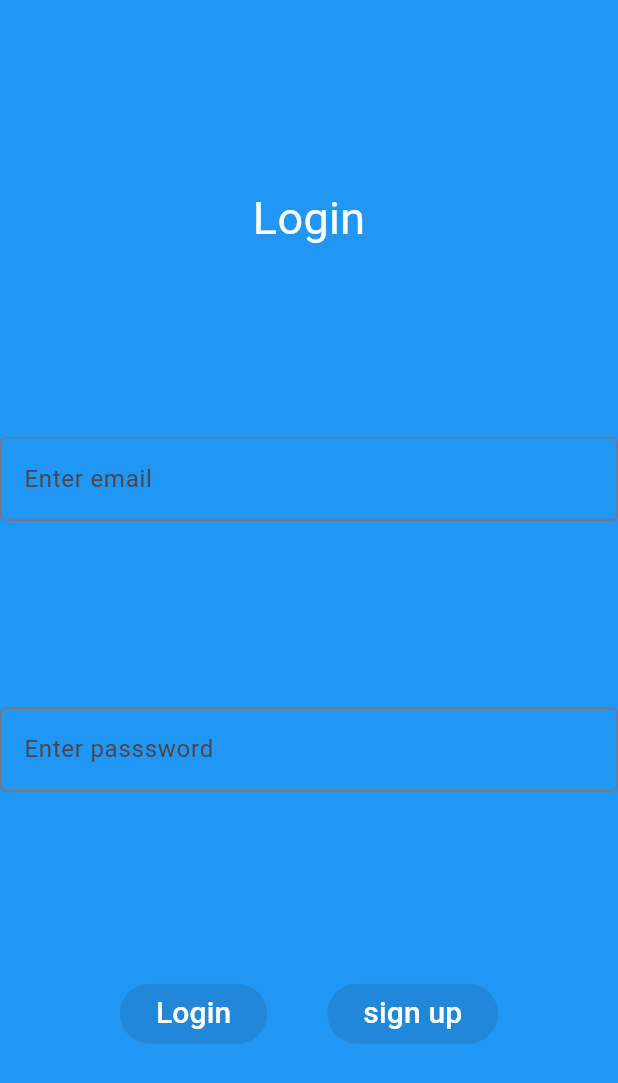
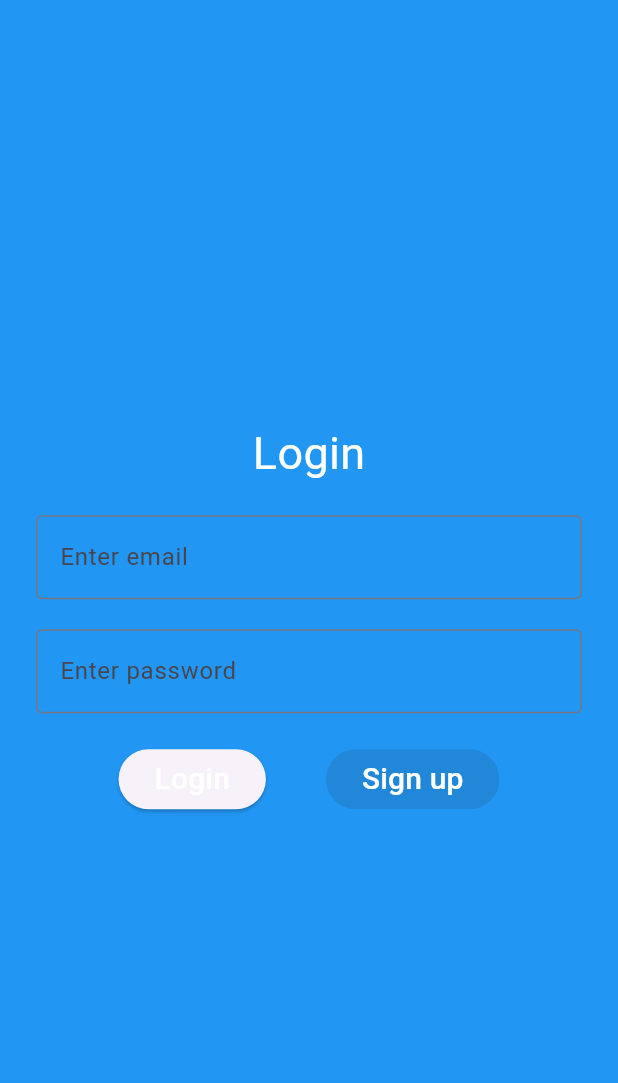
Before and after one commit to KhalilHen/time-logger_0, a Flutter app: the screen it shows after launch, on a phone screen of 412 x 824 dp. Shown: the top 1083 px of the screen. Run offline on Flutter 3.47's test engine with Material 3 defaults, Android fonts, the phone set to English and light mode, and no system bars; our stand-ins replace firebase_auth, firebase_core; accounts and stored records are empty.

Commit message:
created login logic

```diff
--- a/lib/main.dart
+++ b/lib/main.dart
@@ -13,12 +13,42 @@
   } catch (e) {
     print('Failed to initialize Firebase: $e');
   }
-  runApp(const MyApp());
+  runApp( MyApp());
 }
 
 class MyApp extends StatelessWidget {
-  const MyApp({super.key});
+   MyApp({super.key});
+  final emailController = TextEditingController();
+  final passwordController = TextEditingController();
+  final GlobalKey<FormState> _key = GlobalKey<FormState>();
 
+
+
+  Future<void> _login() async {
+    if (_key.currentState!.validate()) {
+      try {
+        UserCredential userCredential = await FirebaseAuth.instance.signInWithEmailAndPassword(
+          email: emailController.text,
+          password: passwordController.text,
+        );
+
+        if (userCredential.user != null) {
+          print('Login successful');
+      ScaffoldMessenger(child: Text('Login successful'));
+        } else {
+
+          print('Oops there went something wrong');
+        }
+      } catch (e) {
+        print('Login failed: $e');
+
+      ScaffoldMessenger(child: Text('Login successful'));
+
+          SnackBar(content: Text('Login failed: $e'));
+
+      }
+    }
+  }
 @override
   Widget build(BuildContext context) {
     final primaryBackground = Colors.blue;
@@ -27,107 +57,83 @@
       home: Scaffold(
         backgroundColor: primaryBackground,
         body: Center(
-
-  heightFactor: MediaQuery.of(context).size.height * 0.7,
-widthFactor: MediaQuery.of(context).size.width * 0.9,
-
+          child: SingleChildScrollView(
+            child: Form(
+              key: _key,
               child: Column(
-
-
-    //TODO give this a max height
                 mainAxisAlignment: MainAxisAlignment.spaceEvenly,
-
-
-//  crossAxisAlignment: CrossAxisAlignment.end,
-
                 children: [
-
-Text('Login',
-
-
-
+                  Text(
+                    'Login',
                     style: TextStyle(color: Colors.white, fontSize: 30),
-
                   ),
-
-     TextFormField(
-                        // controller: emailController,
-                        // validator: validateEmail,
+                  SizedBox(height: 20),
+                  Padding(
+                    padding: const EdgeInsets.symmetric(horizontal: 24.0),
+                    child: TextFormField(
+                      controller: emailController,
+                      validator: validateEmail,
                       decoration: const InputDecoration(
                         labelText: 'Enter email',
                         border: OutlineInputBorder(),
                       ),
-
-
+                    ),
+                  ),
+                  SizedBox(height: 20),
+                  Padding(
+                    padding: const EdgeInsets.symmetric(horizontal: 24.0),
+                    child: TextFormField(
+                      controller: passwordController,
+                      validator: validatePassword,
+                      decoration: const InputDecoration(
+                        labelText: 'Enter password',
+                        border: OutlineInputBorder(),
+                      ),
+                    ),
+                  ),
+                  SizedBox(height: 20),
+                  Row(
+                    mainAxisAlignment: MainAxisAlignment.center,
+                    children: [
+                      ElevatedButton(
+                        onPressed: () => _login(),
+                        child: Text(
+                          'Login',
+                          style: TextStyle(color: Colors.white, fontSize: 20),
+                        ),
+                      ),
+                      SizedBox(width: 40),
+                      ElevatedButton(
+                        onPressed: null,
+                        child: Text(
+                          'Sign up',
+                          style: TextStyle(color: Colors.white, fontSize: 20),
+                        ),
+                      ),
+                    ],
+                  ),
+                ],
+              ),
+            ),
+          ),
+        ),
       ),
 
 
-TextFormField(
-
-
-     decoration: const InputDecoration(
-                          labelText: 'Enter passsword',
-                          border: OutlineInputBorder(),
-                        ),
-
-),
+    );
+  }
+}
 
 
 
+String? validateEmail(String? formEmail) {
+  if (formEmail == null || formEmail.isEmpty) return 'Invalid Email address';
+  return null;
+}
+
+String? validatePassword(String? formPassword) {
+  if (formPassword == null || formPassword.isEmpty) return 'Invalid password';
 
 
-Row(
-
-  mainAxisAlignment: MainAxisAlignment.center,
-
-children: [
-
-
-  ElevatedButton(onPressed: null, child: Text(
-
-
-    style:
-
-    TextStyle(color:Colors.white,fontSize:20),
-
-    'Login')),
-
-    SizedBox(width: 40),
-
-
-
-
-
-
-
-
-
-
-
-
-
-
-
-  ElevatedButton(onPressed: null, child: Text(
-
-
-    style:
-
-    TextStyle(color:Colors.white,fontSize:20),
-
-    'sign up'))
-
-
-
-],
-),
-
-],
-
-  ),
-
-        ),
-      ),
-    );
+  return null;
 }
-}
```
Also changed, not shown: lib/homepage.dart (added, +10 -0 lines), 1 other file. Lines whose indentation alone changed are shown as unchanged.
